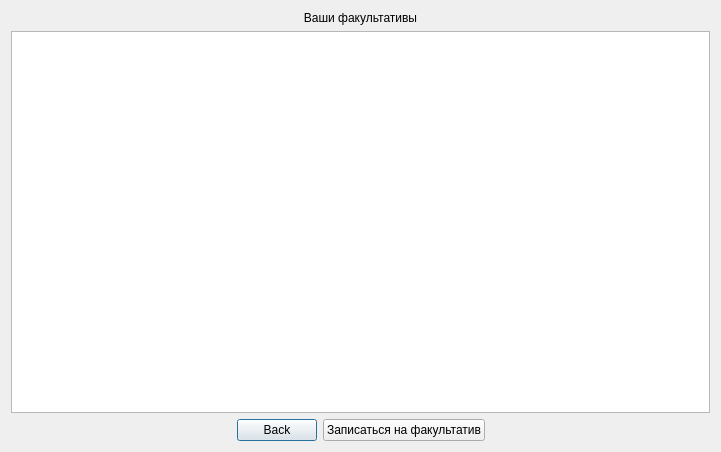
First picture: the form in Project_files/studentfacultativeswindow.ui, repository cry4alone/FacultativPRO, before the edit.
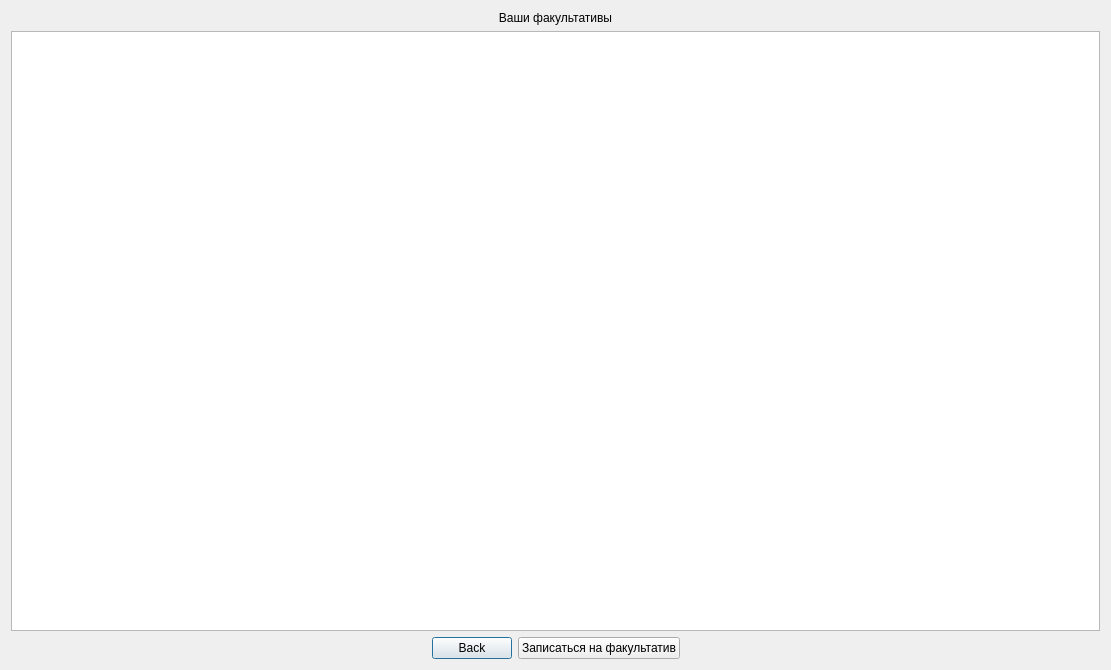
Second picture: the form after the edit.

Diff of the .ui file:
```diff
--- a/Project_files/studentfacultativeswindow.ui
+++ b/Project_files/studentfacultativeswindow.ui
@@ -6,8 +6,8 @@
    <rect>
     <x>0</x>
     <y>0</y>
-    <width>721</width>
-    <height>452</height>
+    <width>1111</width>
+    <height>670</height>
    </rect>
   </property>
   <property name="windowTitle">
```
